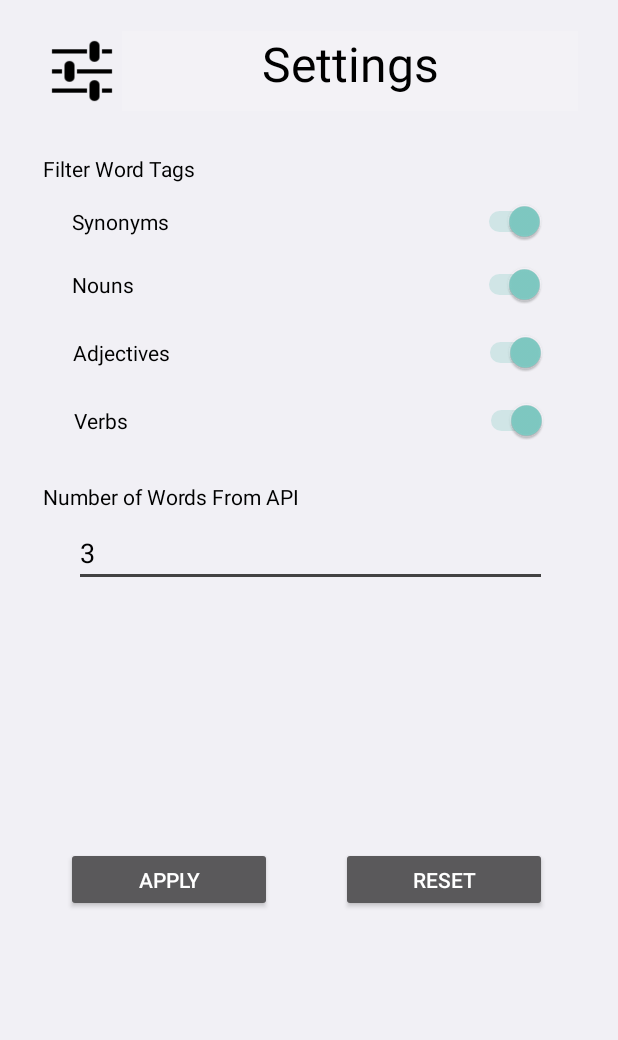
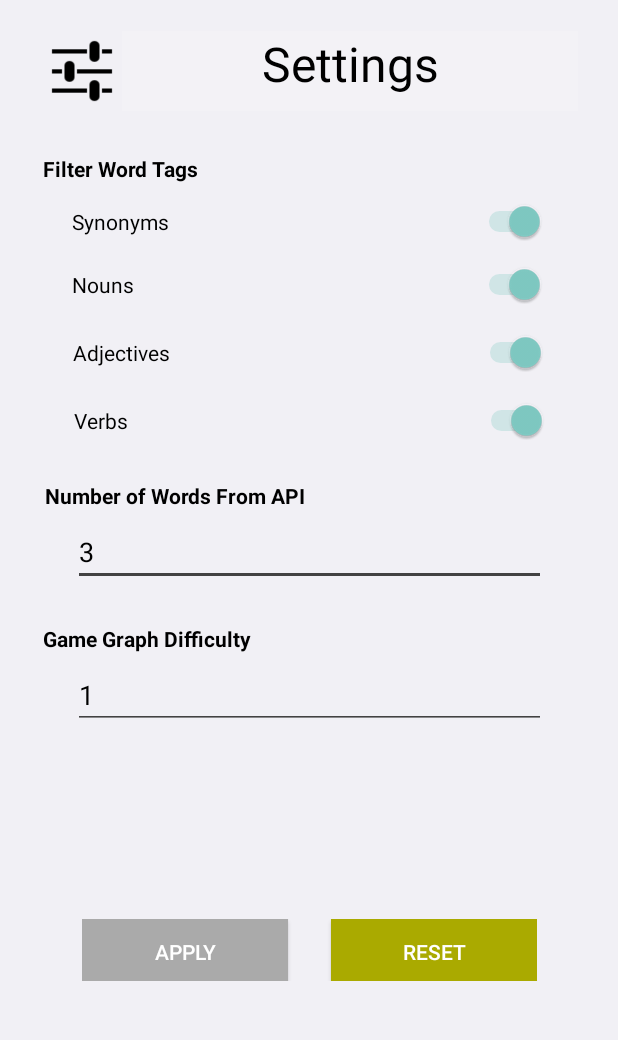
Before and after one commit to ghhwer/Describe.it-Game, an Android app: the SettingsActivity screen opened directly, with no data from a screen before it, after a tap on "APPLY", on a phone screen of 412 x 824 dp, the part 65-1105 px from its top. Run offline under Robolectric (Android 15) with nearby library versions, the phone set to English and light mode, and no system bars.

Commit message:
App Push

```diff
--- a/app/src/main/java/com/ghhwer/describeit/CrossAppVariables.java
+++ b/app/src/main/java/com/ghhwer/describeit/CrossAppVariables.java
@@ -9,13 +9,14 @@ public class CrossAppVariables {
     public static boolean SHOULD_GET_VERBS = true;
     public static boolean SHOULD_GET_PROP = true;//TODO ADAPT SETTINGS FOR THIS
     public static int NUMBER_RANDOM_RETRIEVAL = 4;
+    public static int GAME_GRAPH_DEPTH = 1;
 
     public static boolean USER_IN_EXPLORE = false;
     public static boolean USER_IN_MAIN = false;
 
     // Constants
     public final static String SYNOM_KEY = "syn";
-    public final static String NOUN_KEY = "v";
+    public final static String NOUN_KEY = "n";
     public final static String ADJECTIVE_KEY = "adj";
     public final static String VERB_KEY = "v";
     public final static String PROP_KEY = "prop";
--- a/app/src/main/java/com/ghhwer/describeit/MainActivity.java
+++ b/app/src/main/java/com/ghhwer/describeit/MainActivity.java
@@ -25,9 +25,11 @@ public class MainActivity extends AppCompatActivity {
         ImageView settingsBtn = findViewById(R.id.gotoSettingsFromMain);
         Button gameBtn = findViewById(R.id.gameBtn);
         Button exploreBtn = findViewById(R.id.exploreBtn);
+
         final Intent settingsIntent = new Intent(this, SettingsActivity.class);
         final Intent graphIntent = new Intent(this, GraphActivity.class);
         final AppCompatActivity app = this;
+
         gameBtn.setOnClickListener(new View.OnClickListener() {
             @Override
             public void onClick(View v) {
--- a/app/src/main/java/com/ghhwer/describeit/access/DatamuseWordMap.java
+++ b/app/src/main/java/com/ghhwer/describeit/access/DatamuseWordMap.java
@@ -10,17 +10,18 @@ public class DatamuseWordMap {
     @SerializedName("tags")
     private String[] tags;
     public DatamuseWordMap(String word, int score, String[] tags){
-        this.word = word;
+        this.word = word.replaceAll("-"," ");
         this.score = score;
         this.tags = tags;
     }
 
     public String getWord() {
+        word = word.replaceAll("-"," ");
         return word;
     }
 
     public void setWord(String word) {
-        this.word = word;
+        this.word = word.replaceAll("-"," ");
     }
 
     public int getScore() {
--- a/app/src/main/java/com/ghhwer/describeit/mentors/ExploreGraphApiMentor.java
+++ b/app/src/main/java/com/ghhwer/describeit/mentors/ExploreGraphApiMentor.java
@@ -43,6 +43,7 @@ public abstract class ExploreGraphApiMentor extends GraphApiMentor {
                 links.toArray(new String[links.size()])
         );
         addToGraph(gStruct);
+        onEndLoad(false);
     }
 
 
--- a/app/src/main/java/com/ghhwer/describeit/settings/DescribeItSettings.java
+++ b/app/src/main/java/com/ghhwer/describeit/settings/DescribeItSettings.java
@@ -4,6 +4,7 @@ import android.content.Context;
 import android.content.SharedPreferences;
 
 import static com.ghhwer.describeit.CrossAppVariables.NUMBER_RANDOM_RETRIEVAL;
+import static com.ghhwer.describeit.CrossAppVariables.GAME_GRAPH_DEPTH;
 import static com.ghhwer.describeit.CrossAppVariables.SHARED_PREFERENCE_NAME;
 import static com.ghhwer.describeit.CrossAppVariables.SHOULD_GET_ADJECTIVE;
 import static com.ghhwer.describeit.CrossAppVariables.SHOULD_GET_NOUNS;
@@ -15,7 +16,8 @@ public class DescribeItSettings {
     private boolean nouns = true;
     private boolean adjective = true;
     private boolean verbs = true;
-    private int randomwordsnum = 10;
+    private int randomWordsNum = 3;
+    private int gameGraphDepth = 1;
     private SharedPreferences preferences;
 
     public DescribeItSettings(Context ctx){
@@ -29,7 +31,8 @@ public class DescribeItSettings {
         SHOULD_GET_NOUNS = nouns;
         SHOULD_GET_ADJECTIVE = adjective;
         SHOULD_GET_VERBS = verbs;
-        NUMBER_RANDOM_RETRIEVAL = randomwordsnum;
+        NUMBER_RANDOM_RETRIEVAL = randomWordsNum;
+        GAME_GRAPH_DEPTH = gameGraphDepth;
     }
 
     public void commitSettings(){
@@ -38,9 +41,19 @@ public class DescribeItSettings {
         edit.putBoolean("nouns", nouns);
         edit.putBoolean("adjective", adjective);
         edit.putBoolean("verbs", verbs);
-        edit.putInt("randomwordsnum", randomwordsnum);
+        edit.putInt("randomWordsNum", randomWordsNum);
+        edit.putInt("gameGraphDepth", gameGraphDepth);
         edit.commit();
         refreshGlobals();
+    }
+
+    public void resetSettings(){
+        syns = true;
+        nouns = true;
+        adjective = true;
+        verbs = true;
+        randomWordsNum = 3;
+        gameGraphDepth = 1;
     }
 
     public DescribeItSettings getSettings(){
@@ -48,7 +61,8 @@ public class DescribeItSettings {
         nouns = preferences.getBoolean("nouns", true);
         adjective = preferences.getBoolean("adjective", true);
         verbs = preferences.getBoolean("verbs", true);
-        randomwordsnum = preferences.getInt("randomwordsnum", 3);
+        randomWordsNum = preferences.getInt("randomWordsNum", 3);
+        gameGraphDepth = preferences.getInt("gameGraphDepth", 1);
         return this;
     }
 
@@ -84,8 +98,14 @@ public class DescribeItSettings {
         this.verbs = verbs;
     }
 
-    public int getRandomwordsnum() {
-        return randomwordsnum;
+    public int getRandomWordsNum() {
+        return randomWordsNum;
     }
-    public void getRandomwordsnum(int num) { this.randomwordsnum = num; }
+    public int getGameGraphDepth() {
+        return gameGraphDepth;
+    }
+
+    public void setRandomWordsNum(int num) { this.randomWordsNum = num; }
+    public void setGameGraphDepth(int num) { this.gameGraphDepth = num; }
+
 }
--- a/app/src/main/java/com/ghhwer/describeit/settings/SettingsActivity.java
+++ b/app/src/main/java/com/ghhwer/describeit/settings/SettingsActivity.java
@@ -26,6 +26,7 @@ public class SettingsActivity extends AppCompatActivity {
     Switch adjectivesSwitch;
     Switch verbsSwitch;
     EditText numberOfRandom;
+    EditText gameGraphDepth;
     Button applySettings;
     Button resetSettings;
     ImageButton goBack;
@@ -44,6 +45,7 @@ public class SettingsActivity extends AppCompatActivity {
         adjectivesSwitch = findViewById(R.id.adjectivesSwitch);
         verbsSwitch = findViewById(R.id.verbsSwitch);
         numberOfRandom = findViewById(R.id.randomWordsNum);
+        gameGraphDepth = findViewById(R.id.graphDifficultyNum);
         applySettings = findViewById(R.id.applyBtn);
         resetSettings = findViewById(R.id.defaultBtn);
         goBack = findViewById(R.id.goBackFromSettings);
@@ -58,25 +60,35 @@ public class SettingsActivity extends AppCompatActivity {
                 crossFadeIntent(appCompatActivity, goBackGraphIntent);
            }
        });
+       resetSettings.setOnClickListener(new View.OnClickListener() {
+           @Override
+           public void onClick(View v) {
+               settings.resetSettings();
+               settings.commitSettings();
+               putValuesFromSettings(settings);
+           }
+       });
        applySettings.setOnClickListener(new View.OnClickListener() {
            @Override
            public void onClick(View v) {
-               int contador = 0;
+               int counter = 0;
                if (synonymsSwitch.isChecked())
-                   contador += 1;
+                   counter += 1;
                if (nounsSwitch.isChecked())
-                   contador += 1;
+                   counter += 1;
                if (adjectivesSwitch.isChecked())
-                   contador += 1;
+                   counter += 1;
                if (verbsSwitch.isChecked())
-                   contador += 1;
-               int numeroSelecionado = Integer.valueOf(numberOfRandom.getText().toString());
-               if( contador >0 && numeroSelecionado > 1){
+                   counter += 1;
+               int selectedRandomNum = Integer.valueOf(numberOfRandom.getText().toString());
+               int selectedGraphDepth = Integer.valueOf(gameGraphDepth.getText().toString());
+               if( counter >0 && selectedRandomNum > 1 && selectedGraphDepth > 0){
                    settings.setSyns(synonymsSwitch.isChecked());
                    settings.setNouns(nounsSwitch.isChecked());
                    settings.setAdjective(adjectivesSwitch.isChecked());
                    settings.setVerbs(verbsSwitch.isChecked());
-                   settings.getRandomwordsnum(numeroSelecionado);
+                   settings.setRandomWordsNum(selectedRandomNum);
+                   settings.setGameGraphDepth(selectedGraphDepth);
                    settings.commitSettings();
                    Toast.makeText(applySettings.getContext(), "Settings Saved!", Toast.LENGTH_LONG).show();
                }
@@ -91,11 +103,16 @@ public class SettingsActivity extends AppCompatActivity {
     protected void onStart() {
         super.onStart();
         settings = new DescribeItSettings(this.getBaseContext());
+        putValuesFromSettings(settings);
+    }
+
+    protected void putValuesFromSettings(DescribeItSettings settings){
         synonymsSwitch.setChecked(settings.isSyns());
         nounsSwitch.setChecked(settings.isNouns());
         adjectivesSwitch.setChecked(settings.isAdjective());
         verbsSwitch.setChecked(settings.isVerbs());
-        numberOfRandom.setText(""+settings.getRandomwordsnum());
+        numberOfRandom.setText(""+settings.getRandomWordsNum());
+        gameGraphDepth.setText(""+settings.getGameGraphDepth());
     }
 
 }
--- /dev/null
+++ b/app/src/main/res/drawable/button_warnning.xml
@@ -0,0 +1,7 @@
+<?xml version="1.0" encoding="utf-8"?>
+<shape xmlns:android="http://schemas.android.com/apk/res/android"
+    android:shape="rectangle"
+    android:innerRadius="5dp">
+    <solid android:color="#FFAAAA00"></solid>
+    <stroke android:color="#FF000000"></stroke>
+</shape>
--- a/app/src/main/res/layout/activity_settings.xml
+++ b/app/src/main/res/layout/activity_settings.xml
@@ -33,8 +33,8 @@
             <androidx.constraintlayout.widget.ConstraintLayout
                 android:layout_width="match_parent"
                 android:layout_height="match_parent"
-                tools:layout_editor_absoluteX="-167dp"
-                tools:layout_editor_absoluteY="16dp">
+                tools:layout_editor_absoluteX="-34dp"
+                tools:layout_editor_absoluteY="0dp">
 
                 <Switch
                     android:id="@+id/synsSwitch"
@@ -89,21 +89,25 @@
                     app:layout_constraintTop_toBottomOf="@+id/synsSwitch" />
 
                 <TextView
-                    android:id="@+id/lbl1"
+                    android:id="@+id/lbl2"
                     android:layout_width="355dp"
                     android:layout_height="30dp"
+                    android:layout_marginTop="25dp"
                     android:text="Number of Words From API"
                     android:textColor="#000000"
-                    app:layout_constraintBottom_toTopOf="@+id/randomWordsNum"
+                    android:textStyle="bold"
                     app:layout_constraintEnd_toEndOf="parent"
-                    app:layout_constraintStart_toStartOf="parent" />
+                    app:layout_constraintHorizontal_bias="0.535"
+                    app:layout_constraintStart_toStartOf="parent"
+                    app:layout_constraintTop_toBottomOf="@+id/verbsSwitch" />
 
                 <TextView
-                    android:id="@+id/lbl"
+                    android:id="@+id/lbl1"
                     android:layout_width="355dp"
                     android:layout_height="30dp"
                     android:text="Filter Word Tags"
                     android:textColor="#000000"
+                    android:textStyle="bold"
                     app:layout_constraintBottom_toTopOf="@+id/synsSwitch"
                     app:layout_constraintEnd_toEndOf="parent"
                     app:layout_constraintStart_toStartOf="parent" />
@@ -112,7 +116,6 @@
                     android:id="@+id/randomWordsNum"
                     android:layout_width="315dp"
                     android:layout_height="40dp"
-                    android:layout_marginTop="56dp"
                     android:backgroundTint="@color/cardview_dark_background"
                     android:ems="10"
                     android:hint="3"
@@ -120,31 +123,63 @@
                     android:textColor="#000000"
                     android:textColorHint="#AAAAAA"
                     app:layout_constraintEnd_toEndOf="parent"
-                    app:layout_constraintHorizontal_bias="0.51"
                     app:layout_constraintStart_toStartOf="parent"
-                    app:layout_constraintTop_toBottomOf="@+id/verbsSwitch" />
+                    app:layout_constraintTop_toBottomOf="@+id/lbl2" />
 
-                <Button
-                    android:id="@+id/applyBtn"
-                    android:layout_width="137dp"
-                    android:layout_height="43dp"
-                    android:layout_marginStart="44dp"
-                    android:text="Apply"
-                    app:layout_constraintBottom_toBottomOf="parent"
+                <TextView
+                    android:id="@+id/lbl3"
+                    android:layout_width="355dp"
+                    android:layout_height="30dp"
+                    android:layout_marginTop="25dp"
+                    android:text="Game Graph Difficulty"
+                    android:textColor="#000000"
+                    android:textStyle="bold"
+                    app:layout_constraintEnd_toEndOf="parent"
                     app:layout_constraintStart_toStartOf="parent"
                     app:layout_constraintTop_toBottomOf="@+id/randomWordsNum" />
 
-                <Button
-                    android:id="@+id/defaultBtn"
-                    android:layout_width="137dp"
-                    android:layout_height="43dp"
-                    android:layout_marginEnd="44dp"
-                    android:text="Reset"
+                <EditText
+                    android:id="@+id/graphDifficultyNum"
+                    android:layout_width="315dp"
+                    android:layout_height="40dp"
+                    android:backgroundTint="@color/cardview_dark_background"
+                    android:ems="10"
+                    android:hint="1"
+                    android:inputType="number"
+                    android:textColor="#000000"
+                    android:textColorHint="#AAAAAA"
+                    app:layout_constraintEnd_toEndOf="parent"
+                    app:layout_constraintStart_toStartOf="parent"
+                    app:layout_constraintTop_toBottomOf="@+id/lbl3" />
+
+                <LinearLayout
+                    android:layout_width="303dp"
+                    android:layout_height="41dp"
+                    android:orientation="horizontal"
                     app:layout_constraintBottom_toBottomOf="parent"
                     app:layout_constraintEnd_toEndOf="parent"
-                    app:layout_constraintHorizontal_bias="0.938"
-                    app:layout_constraintStart_toEndOf="@+id/applyBtn"
-                    app:layout_constraintTop_toBottomOf="@+id/randomWordsNum" />
+                    app:layout_constraintStart_toStartOf="parent"
+                    app:layout_constraintTop_toBottomOf="@+id/graphDifficultyNum">
+
+                    <Button
+                        android:id="@+id/applyBtn"
+                        android:layout_width="137dp"
+                        android:layout_height="43dp"
+                        android:background="@drawable/button_primary"
+                        android:text="Apply" />
+
+                    <Space
+                        android:layout_width="wrap_content"
+                        android:layout_height="wrap_content"
+                        android:layout_weight="1" />
+
+                    <Button
+                        android:id="@+id/defaultBtn"
+                        android:layout_width="137dp"
+                        android:layout_height="43dp"
+                        android:background="@drawable/button_warnning"
+                        android:text="Reset" />
+                </LinearLayout>
 
                 <ImageView
                     android:id="@+id/imageView"
@@ -157,7 +192,7 @@
                     app:srcCompat="@drawable/ic_action_settings" />
 
                 <TextView
-                    android:id="@+id/textView6"
+                    android:id="@+id/lbl0"
                     android:layout_width="304dp"
                     android:layout_height="53dp"
                     android:layout_marginTop="64dp"
@@ -185,6 +220,7 @@
                     app:layout_constraintTop_toTopOf="parent"
                     app:srcCompat="@drawable/ic_action_arrow_right" />
 
+
             </androidx.constraintlayout.widget.ConstraintLayout>
 
         </androidx.constraintlayout.widget.ConstraintLayout>
```
Also changed, not shown: app/src/main/java/com/ghhwer/describeit/appmeat/GraphActivity.java (+37 -23 lines), app/src/main/java/com/ghhwer/describeit/appmeat/GraphUiFunctions.java (+14 -7 lines), app/src/main/java/com/ghhwer/describeit/mentors/GameGraphApiMentor.java (+16 -9 lines), app/src/main/java/com/ghhwer/describeit/mentors/GraphApiMentor.java (+29 -16 lines), app/src/main/java/com/ghhwer/describeit/utils/utils.java (+0 -8 lines), app/src/main/res/layout/activity_graph.xml (+31 -0 lines), 68 other files.
